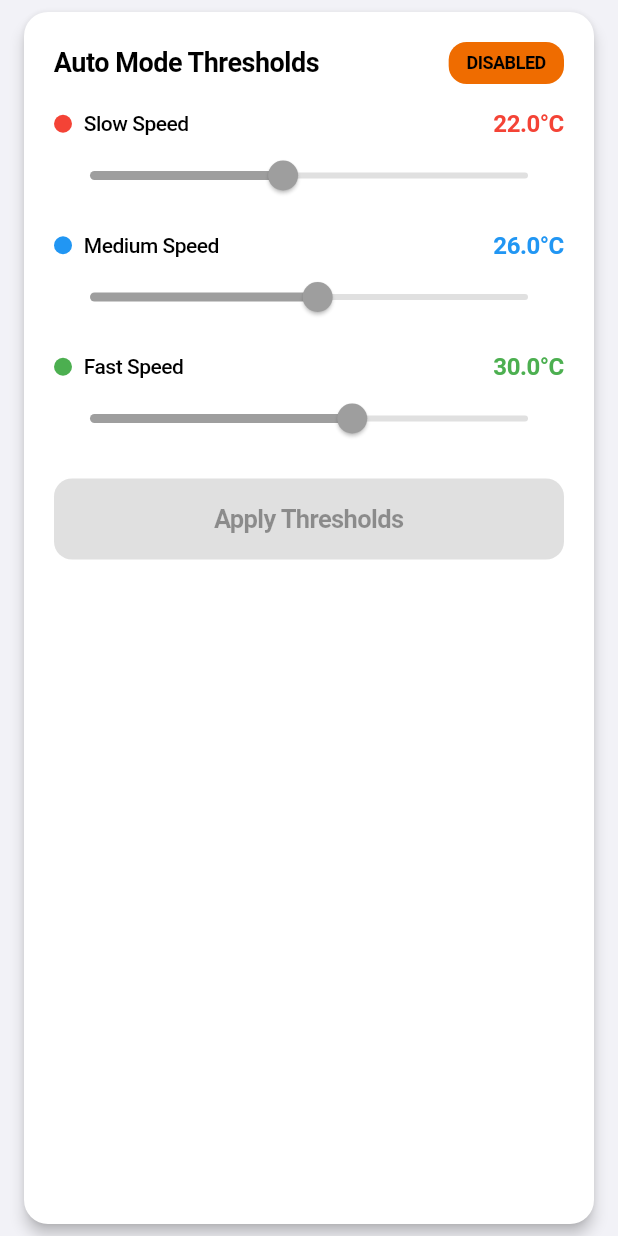
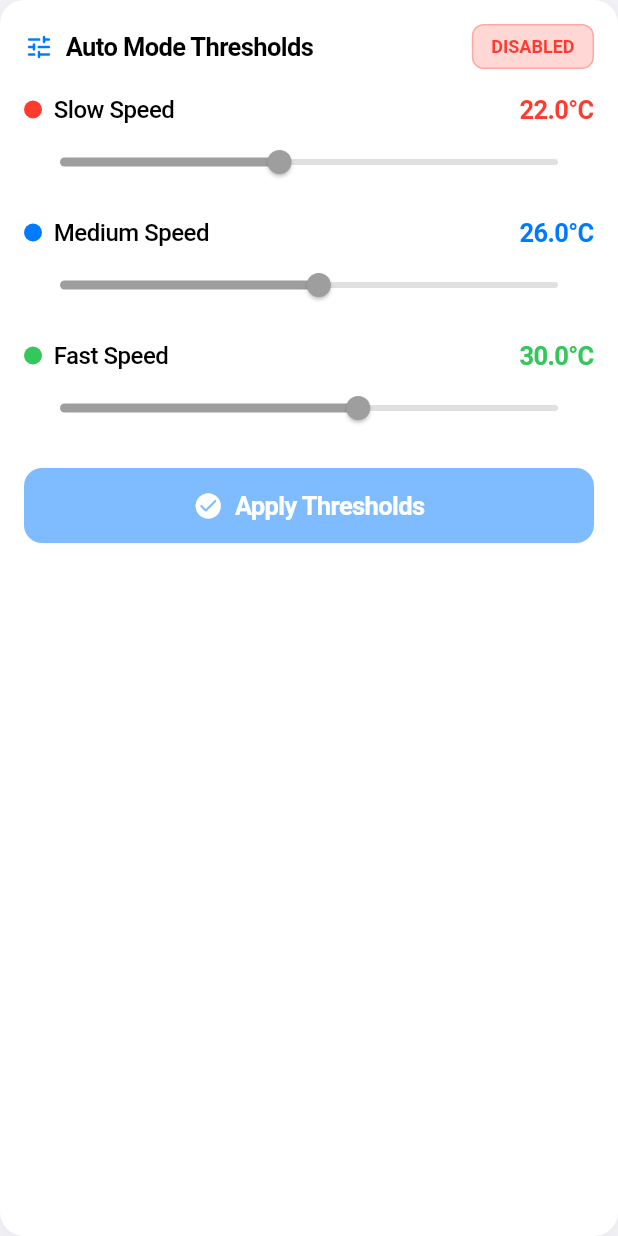
Before and after one commit to fb2001/Smart-Bidonville, a Flutter app: the AutoThresholdCard widget shown alone on an empty page, opened directly, on a phone screen of 412 x 824 dp. Run offline on Flutter 3.47's test engine with Material 3 defaults, Android fonts, the phone set to English and light mode, and no system bars; our stand-ins replace firebase_auth, firebase_core, google_sign_in, shared_preferences; missing offline and left inert: mobile_scanner; accounts and stored records are empty.

Commit message:
Update remaining dashboard widgets with iOS design system

```diff
--- a/lib/features/dashboard/widgets/auto_threshold_card.dart
+++ b/lib/features/dashboard/widgets/auto_threshold_card.dart
@@ -1,10 +1,13 @@
 import 'package:flutter/material.dart';
+import 'package:flutter/services.dart';
 import 'package:provider/provider.dart';
 import '../../../core/models/temperature_thresholds.dart';
+import '../../../shared/widgets/ios_card.dart';
+import '../../../shared/theme/ios_theme.dart';
 import '../viewmodel/dashboard_provider.dart';
 
 class AutoThresholdCard extends StatefulWidget {
-  const AutoThresholdCard({Key? key}) : super(key: key);
+  const AutoThresholdCard({super.key});
 
   @override
   State<AutoThresholdCard> createState() => _AutoThresholdCardState();
@@ -34,52 +37,57 @@ class _AutoThresholdCardState extends State<AutoThresholdCard> {
       builder: (context, provider, _) {
         final isAutoMode = provider.state.fanStatus?.mode.isAuto ?? false;
 
-        return Card(
-          elevation: 4,
-          child: Padding(
-            padding: const EdgeInsets.all(20.0),
+        return IOSCard(
           child: Column(
             crossAxisAlignment: CrossAxisAlignment.start,
             children: [
               Row(
                 children: [
-                    const Text(
+                  Icon(
+                    Icons.tune_rounded,
+                    size: 20,
+                    color: Theme.of(context).colorScheme.primary,
+                  ),
+                  const SizedBox(width: IOSTheme.spacing8),
+                  Text(
                     'Auto Mode Thresholds',
-                      style: TextStyle(
-                        fontSize: 18,
-                        fontWeight: FontWeight.bold,
-                      ),
+                    style: Theme.of(context).textTheme.headlineMedium,
                   ),
                   const Spacer(),
                   if (!isAutoMode)
                     Container(
                       padding: const EdgeInsets.symmetric(
-                          horizontal: 12,
+                        horizontal: IOSTheme.spacing12,
                         vertical: 6,
                       ),
                       decoration: BoxDecoration(
-                          color: Colors.orange.shade800,
-                          borderRadius: BorderRadius.circular(12),
+                        color: IOSTheme.dangerColor.withValues(alpha: 0.2),
+                        borderRadius: BorderRadius.circular(IOSTheme.radiusSmall),
+                        border: Border.all(
+                          color: IOSTheme.dangerColor.withValues(alpha: 0.3),
+                          width: 1,
                         ),
-                        child: const Text(
+                      ),
+                      child: Text(
                         'DISABLED',
-                          style: TextStyle(
-                            fontSize: 12,
+                        style: Theme.of(context).textTheme.labelSmall?.copyWith(
                               fontWeight: FontWeight.bold,
+                              color: IOSTheme.dangerColor,
                             ),
                       ),
                     ),
                 ],
               ),
-                const SizedBox(height: 16),
+              const SizedBox(height: IOSTheme.spacing16),
 
               // Slow threshold slider
               _ThresholdSlider(
                 label: 'Slow Speed',
-                  color: Colors.red,
+                color: const Color(0xFFFF3B30), // iOS Red
                 value: _slowThreshold,
                 onChanged: isAutoMode
                     ? (val) {
+                        HapticFeedback.selectionClick();
                         setState(() {
                           _slowThreshold = val;
                         });
@@ -87,15 +95,16 @@ class _AutoThresholdCardState extends State<AutoThresholdCard> {
                     : null,
               ),
 
-                const SizedBox(height: 12),
+              const SizedBox(height: IOSTheme.spacing12),
 
               // Medium threshold slider
               _ThresholdSlider(
                 label: 'Medium Speed',
-                  color: Colors.blue,
+                color: const Color(0xFF007AFF), // iOS Blue
                 value: _mediumThreshold,
                 onChanged: isAutoMode
                     ? (val) {
+                        HapticFeedback.selectionClick();
                         setState(() {
                           _mediumThreshold = val;
                         });
@@ -103,15 +112,16 @@ class _AutoThresholdCardState extends State<AutoThresholdCard> {
                     : null,
               ),
 
-                const SizedBox(height: 12),
+              const SizedBox(height: IOSTheme.spacing12),
 
               // Fast threshold slider
               _ThresholdSlider(
                 label: 'Fast Speed',
-                  color: Colors.green,
+                color: const Color(0xFF34C759), // iOS Green
                 value: _fastThreshold,
                 onChanged: isAutoMode
                     ? (val) {
+                        HapticFeedback.selectionClick();
                         setState(() {
                           _fastThreshold = val;
                         });
@@ -119,22 +129,25 @@ class _AutoThresholdCardState extends State<AutoThresholdCard> {
                     : null,
               ),
 
-                const SizedBox(height: 16),
+              const SizedBox(height: IOSTheme.spacing16),
 
               // Validation message
               if (!_isValid)
                 Padding(
-                    padding: const EdgeInsets.only(bottom: 12.0),
+                  padding: const EdgeInsets.only(bottom: IOSTheme.spacing12),
                   child: Row(
                     children: [
-                        const Icon(Icons.warning, color: Colors.orange, size: 20),
-                        const SizedBox(width: 8),
+                      const Icon(
+                        Icons.warning_rounded,
+                        color: Color(0xFFFF9500), // iOS Orange
+                        size: 20,
+                      ),
+                      const SizedBox(width: IOSTheme.spacing8),
                       Expanded(
                         child: Text(
                           'Thresholds must satisfy: Slow < Medium < Fast',
-                            style: TextStyle(
-                              fontSize: 12,
-                              color: Colors.orange.shade300,
+                          style: Theme.of(context).textTheme.bodySmall?.copyWith(
+                                color: const Color(0xFFFF9500),
                               ),
                         ),
                       ),
@@ -143,9 +156,8 @@ class _AutoThresholdCardState extends State<AutoThresholdCard> {
                 ),
 
               // Apply button
-                SizedBox(
-                  width: double.infinity,
-                  child: ElevatedButton(
+              IOSButton(
+                text: 'Apply Thresholds',
                 onPressed: (isAutoMode && _isValid)
                     ? () async {
                         final thresholds = TemperatureThresholds(
@@ -156,23 +168,24 @@ class _AutoThresholdCardState extends State<AutoThresholdCard> {
                         final success = await provider.setThresholds(thresholds);
                         if (success && context.mounted) {
                           ScaffoldMessenger.of(context).showSnackBar(
-                                const SnackBar(
-                                  content: Text('Thresholds updated successfully'),
-                                  backgroundColor: Colors.green,
-                                  duration: Duration(seconds: 2),
+                            SnackBar(
+                              content: const Text('Thresholds updated successfully'),
+                              backgroundColor: IOSTheme.accentColor,
+                              behavior: SnackBarBehavior.floating,
+                              shape: RoundedRectangleBorder(
+                                borderRadius:
+                                    BorderRadius.circular(IOSTheme.radiusMedium),
+                              ),
+                              margin: const EdgeInsets.all(IOSTheme.spacing16),
                             ),
                           );
                         }
                       }
                     : null,
-                    style: ElevatedButton.styleFrom(
-                      padding: const EdgeInsets.symmetric(vertical: 16),
-                    ),
-                    child: const Text('Apply Thresholds'),
-                  ),
+                isPrimary: true,
+                icon: Icons.check_circle_rounded,
               ),
             ],
-            ),
           ),
         );
       },
@@ -208,29 +221,39 @@ class _ThresholdSlider extends StatelessWidget {
                 shape: BoxShape.circle,
               ),
             ),
-            const SizedBox(width: 8),
+            const SizedBox(width: IOSTheme.spacing8),
             Text(
               label,
-              style: const TextStyle(fontSize: 14, fontWeight: FontWeight.w500),
+              style: Theme.of(context).textTheme.bodyMedium?.copyWith(
+                    fontWeight: FontWeight.w500,
+                  ),
             ),
             const Spacer(),
             Text(
               '${value.toStringAsFixed(1)}°C',
-              style: TextStyle(
-                fontSize: 16,
+              style: Theme.of(context).textTheme.bodyLarge?.copyWith(
                     fontWeight: FontWeight.bold,
                     color: color,
                   ),
             ),
           ],
         ),
-        Slider(
+        SliderTheme(
+          data: SliderTheme.of(context).copyWith(
+            activeTrackColor: color,
+            inactiveTrackColor: color.withValues(alpha: 0.2),
+            thumbColor: color,
+            overlayColor: color.withValues(alpha: 0.2),
+            trackHeight: 4,
+            thumbShape: const RoundSliderThumbShape(enabledThumbRadius: 8),
+          ),
+          child: Slider(
             value: value,
             min: 0,
             max: 50,
             divisions: 100,
-          activeColor: color,
             onChanged: onChanged,
+          ),
         ),
       ],
     );
```
Also changed, not shown: lib/features/dashboard/widgets/fan_status_indicator.dart (+33 -23 lines), lib/features/dashboard/widgets/manual_control_card.dart (+123 -53 lines). Lines whose indentation alone changed are shown as unchanged.
